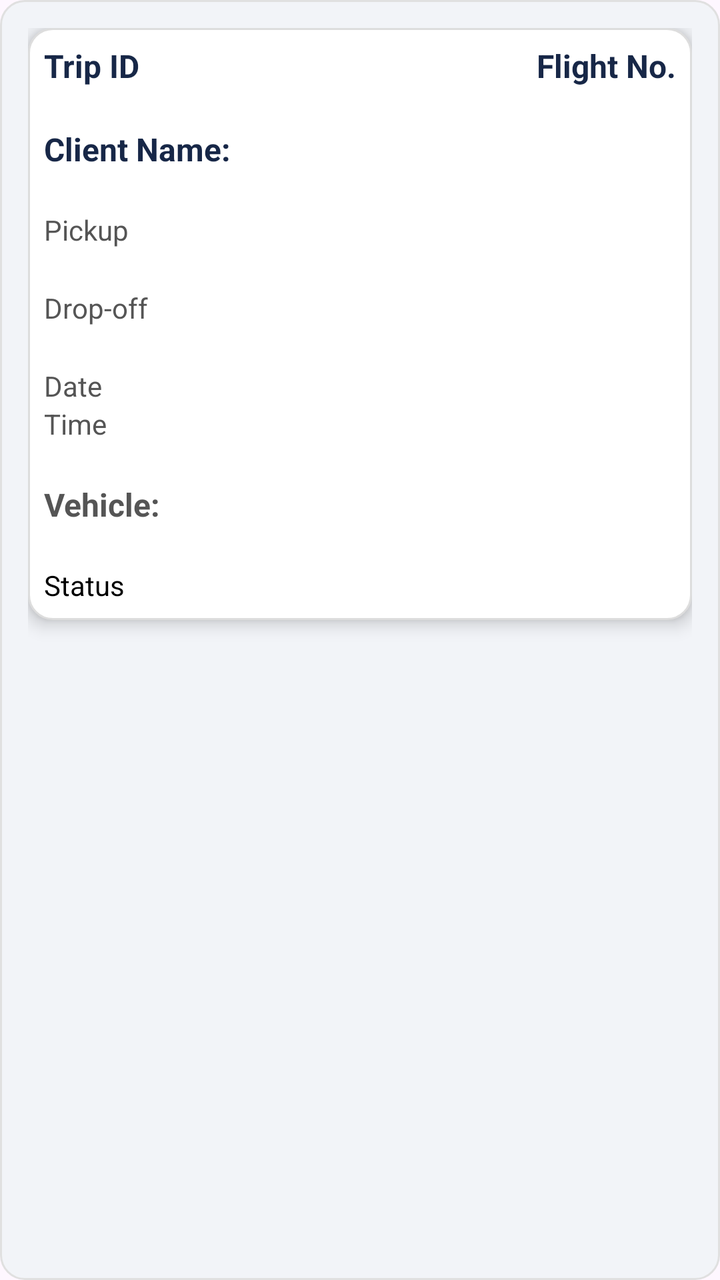
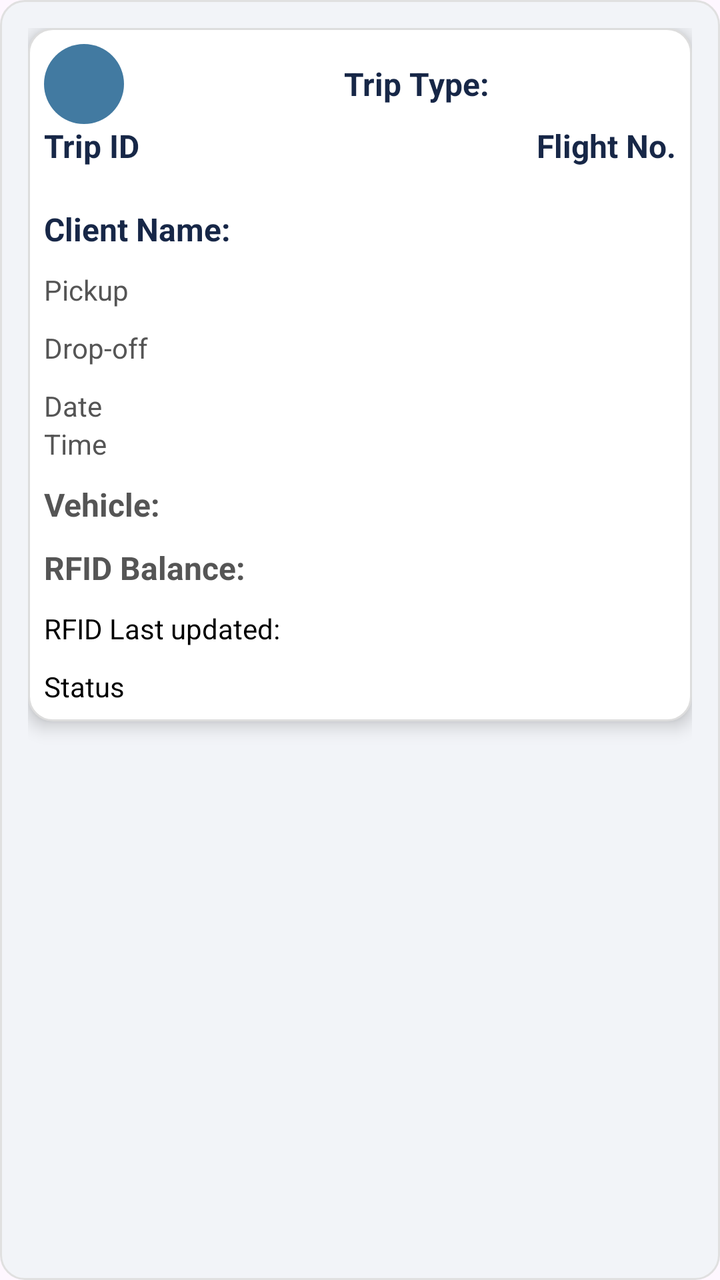

Compare the two renders of this Android layout. The source of the first and the diff that turns it into the second are given below.
<!-- AndroidManifest.xml: application theme Theme.OLStar -->
<!-- res/layout/item_trip.xml -->
<?xml version="1.0" encoding="utf-8"?>
<LinearLayout xmlns:android="http://schemas.android.com/apk/res/android"
    android:layout_width="match_parent"
    android:layout_height="wrap_content"
    android:layout_marginBottom="10dp"
    android:background="@drawable/dashboard_card_bg"
    android:padding="14dp"
    android:orientation="vertical">

    
    <LinearLayout
        android:id="@+id/dateHeaderLayout"
        android:layout_width="match_parent"
        android:layout_height="wrap_content"
        android:orientation="vertical"
        android:background="#F5F5F5"
        android:paddingTop="12dp"
        android:paddingBottom="12dp"
        android:visibility="gone">

        
        <View
            android:id="@+id/headerDividerTop"
            android:layout_width="match_parent"
            android:layout_height="1dp"
            android:background="#CCCCCC"
            android:layout_marginBottom="12dp"/>

        
        <TextView
            android:id="@+id/tvHeaderTitle"
            android:layout_width="wrap_content"
            android:layout_height="wrap_content"
            android:layout_marginStart="16dp"
            android:textSize="18sp"
            android:textStyle="bold"
            android:textColor="#333333"
            android:text="TODAY'S TRIPS - Wednesday, February 12, 2025"/>

        
        <View
            android:layout_width="match_parent"
            android:layout_height="1dp"
            android:background="#CCCCCC"
            android:layout_marginTop="12dp"/>

    </LinearLayout>

    
    <LinearLayout
        android:id="@+id/mainCard"
        android:layout_width="match_parent"
        android:layout_height="wrap_content"
        android:orientation="vertical"
        android:background="@drawable/bg_card"
        android:elevation="5dp">

        <TextView
            android:id="@+id/tvQueueBadge"
            android:layout_width="40dp"
            android:layout_height="40dp"
            android:background="@drawable/circle_blue_background"
            android:gravity="center"
            android:textColor="@android:color/white"
            android:textSize="25sp"
            android:textStyle="bold"
            android:visibility="gone" />

        
        <LinearLayout
            android:layout_width="match_parent"
            android:layout_height="wrap_content"
            android:orientation="horizontal">

            <TextView
                android:id="@+id/tvTripId"
                android:text="Trip ID"
                android:textStyle="bold"
                android:textSize="16sp"
                android:textColor="#172747"
                android:layout_width="0dp"
                android:layout_weight="1"
                android:layout_height="wrap_content"/>

            <TextView
                android:id="@+id/tvFlightNo"
                android:text="Flight No."
                android:textStyle="bold"
                android:textSize="16sp"
                android:textColor="#172747"
                android:layout_width="wrap_content"
                android:layout_height="wrap_content"/>
        </LinearLayout>

        
        <LinearLayout
            android:layout_width="match_parent"
            android:layout_height="wrap_content"
            android:orientation="horizontal"
            android:layout_marginTop="20dp">

            <TextView
                android:id="@+id/tvClientName"
                android:text="Client Name: "
                android:textStyle="bold"
                android:textSize="16sp"
                android:textColor="#172747"
                android:layout_width="0dp"
                android:layout_weight="1"
                android:layout_height="wrap_content"/>

            <TextView
                android:id="@+id/tvContactNumber"
                android:text="Contact No.: "
                android:textStyle="bold"
                android:textSize="16sp"
                android:textColor="#172747"
                android:layout_width="wrap_content"
                android:layout_height="wrap_content"
                android:visibility="gone"/>
        </LinearLayout>

        
        <TextView
            android:id="@+id/tvPickup"
            android:text="Pickup"
            android:textSize="14sp"
            android:textColor="#555555"
            android:layout_marginTop="20dp"
            android:layout_width="wrap_content"
            android:layout_height="wrap_content"/>

        <TextView
            android:id="@+id/tvDropoff"
            android:text="Drop-off"
            android:textSize="14sp"
            android:layout_marginTop="20dp"
            android:textColor="#555555"
            android:layout_width="wrap_content"
            android:layout_height="wrap_content"/>

        
        <TextView
            android:id="@+id/tvDate"
            android:text="Date"
            android:textSize="14sp"
            android:textColor="#555555"
            android:layout_marginTop="20dp"
            android:layout_width="wrap_content"
            android:layout_height="wrap_content"/>

        <TextView
            android:id="@+id/tvTime"
            android:text="Time"
            android:textSize="14sp"
            android:textColor="#555555"
            android:layout_width="wrap_content"
            android:layout_height="wrap_content"/>

        <TextView
            android:id="@+id/tvVehicle"
            android:layout_width="match_parent"
            android:layout_height="wrap_content"
            android:text="Vehicle:"
            android:textSize="16sp"
            android:textStyle="bold"
            android:textColor="#555555"
            android:layout_marginTop="20dp"/>

        
        <TextView
            android:id="@+id/tvStatus"
            android:text="Status"
            android:textSize="14sp"
            android:layout_marginTop="20dp"
            android:textColor="@android:color/black"
            android:layout_width="wrap_content"
            android:layout_height="wrap_content"/>

    </LinearLayout>

    
    <LinearLayout
        android:id="@+id/hiddenLayout"
        android:layout_width="match_parent"
        android:layout_height="wrap_content"
        android:orientation="vertical"
        android:visibility="gone"
        android:layout_marginTop="10dp">

        
        <LinearLayout
            android:layout_width="match_parent"
            android:layout_height="wrap_content"
            android:orientation="vertical"
            android:background="@drawable/bg_card"
            android:elevation="5dp"
            android:visibility="gone">

            <TextView
                android:id="@+id/ETA"
                android:layout_width="wrap_content"
                android:layout_height="wrap_content"
                android:text="Estimated Time of Arrival: "
                android:textColor="@android:color/black"
                android:textSize="15sp"/>

            <TextView
                android:id="@+id/ETAUpdate"
                android:layout_width="wrap_content"
                android:layout_height="wrap_content"
                android:text="Last updated: "
                android:textColor="@android:color/black"
                android:textSize="15sp"/>

            <TextView
                android:layout_width="wrap_content"
                android:layout_height="wrap_content"
                android:layout_marginTop="20dp"
                android:text="The estimated time of arrival might be off by 5 to 10 minutes. This information is calculated manually based on Aviation Edge Fetch API. For additional and more accurate information, visit FlightAware by clicking the button below."
                android:textColor="@android:color/black"
                android:textAlignment="center" />

        </LinearLayout>

        <LinearLayout
            android:layout_width="match_parent"
            android:layout_height="wrap_content"
            android:orientation="horizontal"
            android:weightSum="2"
            android:layout_marginTop="10dp">
            
            <androidx.appcompat.widget.AppCompatButton
                android:id="@+id/btnFlightAware"
                android:layout_width="wrap_content"
                android:layout_height="wrap_content"
                android:layout_gravity="center"
                android:layout_weight="1"
                android:layout_marginEnd="10dp"
                android:background="@drawable/bg_card"
                android:textColor="@android:color/black"
                android:text="Flight Number"/>

            
            <androidx.appcompat.widget.AppCompatButton
                android:id="@+id/backToActiveTrip"
                android:layout_width="wrap_content"
                android:layout_height="wrap_content"
                android:text="Google Maps"
                android:layout_marginStart="10dp"
                android:layout_weight="1"
                android:background="@drawable/bg_card"
                android:textColor="@android:color/black"
                android:textSize="18sp"/>

        </LinearLayout>

        
        <SeekBar
            android:id="@+id/slideConfirm"
            android:layout_width="match_parent"
            android:layout_height="64dp"
            android:layout_marginTop="8dp"
            android:max="100"
            android:progress="3"
            android:thumb="@drawable/slider_thumb"
            android:progressDrawable="@drawable/slider_track"
            android:splitTrack="false"/>

        
        <LinearLayout
            android:layout_width="match_parent"
            android:layout_height="wrap_content"
            android:orientation="horizontal"
            android:weightSum="2"
            android:layout_marginTop="10dp">

            <androidx.appcompat.widget.AppCompatButton
                android:id="@+id/copyClientName"
                android:layout_width="0dp"
                android:layout_height="wrap_content"
                android:layout_weight="1"
                android:text="Copy Client Name"
                android:background="@drawable/bg_card"
                android:textColor="@android:color/black"
                android:textSize="18sp"
                android:layout_marginEnd="10dp"/>

            <androidx.appcompat.widget.AppCompatButton
                android:id="@+id/copyContactNumber"
                android:layout_width="0dp"
                android:layout_height="wrap_content"
                android:layout_weight="1"
                android:text="Copy Contact Number"
                android:background="@drawable/bg_card"
                android:textColor="@android:color/black"
                android:textSize="18sp"
                android:layout_marginStart="10dp"/>
        </LinearLayout>

        
        <HorizontalScrollView
            android:layout_width="match_parent"
            android:layout_height="wrap_content"
            android:layout_marginTop="10dp">

            <LinearLayout
                android:layout_width="wrap_content"
                android:layout_height="wrap_content"
                android:orientation="horizontal">

                <androidx.appcompat.widget.AppCompatButton
                    android:id="@+id/sendItenary"
                    android:layout_width="wrap_content"
                    android:layout_height="wrap_content"
                    android:text="Send Itinerary"
                    android:background="@drawable/bg_card"
                    android:textColor="@android:color/black"
                    android:textSize="18sp"
                    android:layout_marginEnd="10dp"/>

                <androidx.appcompat.widget.AppCompatButton
                    android:id="@+id/arrivedPickup"
                    android:layout_width="wrap_content"
                    android:layout_height="wrap_content"
                    android:text="Driver Arrived at Pickup Point"
                    android:background="@drawable/bg_card"
                    android:textColor="@android:color/black"
                    android:textSize="18sp"
                    android:layout_marginEnd="10dp"/>

                <androidx.appcompat.widget.AppCompatButton
                    android:id="@+id/driverUpdate"
                    android:layout_width="wrap_content"
                    android:layout_height="wrap_content"
                    android:text="Request Client Update"
                    android:background="@drawable/bg_card"
                    android:textColor="@android:color/black"
                    android:textSize="18sp"
                    android:layout_marginEnd="10dp"/>

                <androidx.appcompat.widget.AppCompatButton
                    android:id="@+id/reviewAndRatings"
                    android:layout_width="wrap_content"
                    android:layout_height="wrap_content"
                    android:text="Review and Ratings"
                    android:background="@drawable/bg_card"
                    android:textColor="@android:color/black"
                    android:textSize="18sp"
                    android:layout_marginEnd="10dp"/>

                <androidx.appcompat.widget.AppCompatButton
                    android:id="@+id/overtimeMessage"
                    android:layout_width="wrap_content"
                    android:layout_height="wrap_content"
                    android:text="Overtime"
                    android:background="@drawable/bg_card"
                    android:textColor="@android:color/black"
                    android:textSize="18sp"/>
            </LinearLayout>
        </HorizontalScrollView>

        
        <androidx.appcompat.widget.AppCompatButton
            android:id="@+id/btnSetAlarm"
            android:layout_width="match_parent"
            android:layout_height="wrap_content"
            android:layout_marginTop="10dp"
            android:text="Set Alarm for Trip"
            android:background="@drawable/bg_card"
            android:textColor="@android:color/black"
            android:textSize="18sp"/>

        
        <androidx.appcompat.widget.AppCompatButton
            android:id="@+id/btnClientNoShow"
            android:layout_width="match_parent"
            android:layout_height="wrap_content"
            android:layout_marginTop="10dp"
            android:text="Client No Show"
            android:background="@drawable/bg_card"
            android:textColor="@android:color/black"
            android:textSize="18sp"/>

        <LinearLayout
            android:id="@+id/statusContainer"
            android:layout_width="match_parent"
            android:layout_height="wrap_content"
            android:orientation="vertical"
            android:paddingTop="8dp"/>

    </LinearLayout>
</LinearLayout>
<!-- resources referenced by this layout -->
<resources>
  <!-- drawable bg_card (drawable) -->
  <?xml version="1.0" encoding="utf-8"?>
  <shape xmlns:android="http://schemas.android.com/apk/res/android">
  
      <solid android:color="#FFFFFF"/>
  
      <corners android:radius="12dp"/>
  
      <padding
          android:left="8dp"
          android:top="8dp"
          android:right="8dp"
          android:bottom="8dp"/>
  
      <stroke
          android:width="1dp"
          android:color="#DDDDDD"/>
  
  </shape>
  <!-- drawable circle_blue_background (drawable) -->
  <?xml version="1.0" encoding="utf-8"?>
  <shape xmlns:android="http://schemas.android.com/apk/res/android"
      android:shape="oval">
      <solid android:color="@android:color/holo_blue_bright" />
      <size android:width="40dp" android:height="40dp" />
  </shape>
  <!-- drawable dashboard_card_bg (drawable) -->
  <shape xmlns:android="http://schemas.android.com/apk/res/android"
      android:shape="rectangle">
      <solid android:color="#F2F4F8" />
      <corners android:radius="12dp" />
      <padding
          android:left="8dp"
          android:top="8dp"
          android:right="8dp"
          android:bottom="8dp"/>
      <stroke android:color="#E0E0E0" android:width="1dp" />
  </shape>
  <!-- drawable slider_thumb (drawable) -->
  <?xml version="1.0" encoding="utf-8"?>
  <layer-list xmlns:android="http://schemas.android.com/apk/res/android">
  
      
      <item>
          <shape android:shape="oval">
              <size
                  android:width="64dp"
                  android:height="64dp" />
              <solid android:color="@android:color/transparent" />
          </shape>
      </item>
  
      
      <item android:gravity="center">
          <bitmap
              android:src="@drawable/ic_slider_thumb"
              android:gravity="center"
              android:tileMode="disabled"
              android:width="32dp"
              android:height="32dp"
              android:tint="@android:color/holo_green_dark"/>
      </item>
  
  </layer-list>
  <!-- drawable slider_track (drawable) -->
  <?xml version="1.0" encoding="utf-8"?>
  <layer-list xmlns:android="http://schemas.android.com/apk/res/android">
  
      <item android:id="@android:id/background">
          <shape>
              <corners android:radius="20dp"/>
              <solid android:color="#E0E0E0"/>
          </shape>
      </item>
  
      <item android:id="@android:id/progress">
          <clip>
              <shape>
                  <corners android:radius="20dp"/>
                  <solid android:color="#A5D6A7"/>
              </shape>
          </clip>
      </item>
  
  </layer-list>
  <style name="Theme.OLStar" parent="Base.Theme.OLStar" />
  <!-- drawable ic_slider_thumb: png bitmap (drawable, 3269 bytes) -->
  <style name="Base.Theme.OLStar" parent="Theme.Material3.DayNight.NoActionBar">
          
          
      </style>
</resources>

<!-- the commit's change to res/layout/item_trip.xml (unified diff, before → after) -->
@@ -55,16 +55,35 @@
         android:background="@drawable/bg_card"
         android:elevation="5dp">
 
-        <TextView
-            android:id="@+id/tvQueueBadge"
-            android:layout_width="40dp"
-            android:layout_height="40dp"
-            android:background="@drawable/circle_blue_background"
-            android:gravity="center"
-            android:textColor="@android:color/white"
-            android:textSize="25sp"
-            android:textStyle="bold"
-            android:visibility="gone" />
+        
+        <LinearLayout
+            android:layout_width="match_parent"
+            android:layout_height="wrap_content"
+            android:orientation="horizontal"
+            android:weightSum="2">
+
+            <TextView
+                android:id="@+id/tvQueueBadge"
+                android:layout_width="40dp"
+                android:layout_height="40dp"
+                android:background="@drawable/circle_blue_background"
+                android:gravity="center"
+                android:textColor="@android:color/white"
+                android:textSize="25sp"
+                android:textStyle="bold"/>
+
+            <TextView
+                android:id="@+id/tvTripType"
+                android:text="Trip Type: "
+                android:textStyle="bold"
+                android:textSize="16sp"
+                android:textColor="#172747"
+                android:layout_width="match_parent"
+                android:layout_height="wrap_content"
+                android:layout_weight="1"
+                android:layout_gravity="center_vertical"
+                android:textAlignment="center"/>
+        </LinearLayout>
 
         
         <LinearLayout
@@ -126,7 +145,7 @@
             android:text="Pickup"
             android:textSize="14sp"
             android:textColor="#555555"
-            android:layout_marginTop="20dp"
+            android:layout_marginTop="10dp"
             android:layout_width="wrap_content"
             android:layout_height="wrap_content"/>
 
@@ -134,7 +153,7 @@
             android:id="@+id/tvDropoff"
             android:text="Drop-off"
             android:textSize="14sp"
-            android:layout_marginTop="20dp"
+            android:layout_marginTop="10dp"
             android:textColor="#555555"
             android:layout_width="wrap_content"
             android:layout_height="wrap_content"/>
@@ -145,7 +164,7 @@
             android:text="Date"
             android:textSize="14sp"
             android:textColor="#555555"
-            android:layout_marginTop="20dp"
+            android:layout_marginTop="10dp"
             android:layout_width="wrap_content"
             android:layout_height="wrap_content"/>
 
@@ -165,14 +184,34 @@
             android:textSize="16sp"
             android:textStyle="bold"
             android:textColor="#555555"
-            android:layout_marginTop="20dp"/>
+            android:layout_marginTop="10dp"/>
+
+        <TextView
+            android:id="@+id/tvRFID"
+            android:layout_width="match_parent"
+            android:layout_height="wrap_content"
+            android:text="RFID Balance:"
+            android:textSize="16sp"
+            android:textStyle="bold"
+            android:textColor="#555555"
+            android:layout_marginTop="10dp"/>
+
+        
+        <TextView
+            android:id="@+id/tvRFIDlastUpdated"
+            android:text="RFID Last updated:"
+            android:textSize="14sp"
+            android:layout_marginTop="10dp"
+            android:textColor="@android:color/black"
+            android:layout_width="wrap_content"
+            android:layout_height="wrap_content"/>
 
         
         <TextView
             android:id="@+id/tvStatus"
             android:text="Status"
             android:textSize="14sp"
-            android:layout_marginTop="20dp"
+            android:layout_marginTop="10dp"
             android:textColor="@android:color/black"
             android:layout_width="wrap_content"
             android:layout_height="wrap_content"/>
<!-- resource entries referenced after the edit -->
@@ -23,7 +23,7 @@
   <?xml version="1.0" encoding="utf-8"?>
   <shape xmlns:android="http://schemas.android.com/apk/res/android"
       android:shape="oval">
-      <solid android:color="@android:color/holo_blue_bright" />
+      <solid android:color="#427AA1" />
       <size android:width="40dp" android:height="40dp" />
   </shape>
   <!-- drawable dashboard_card_bg (drawable) -->
